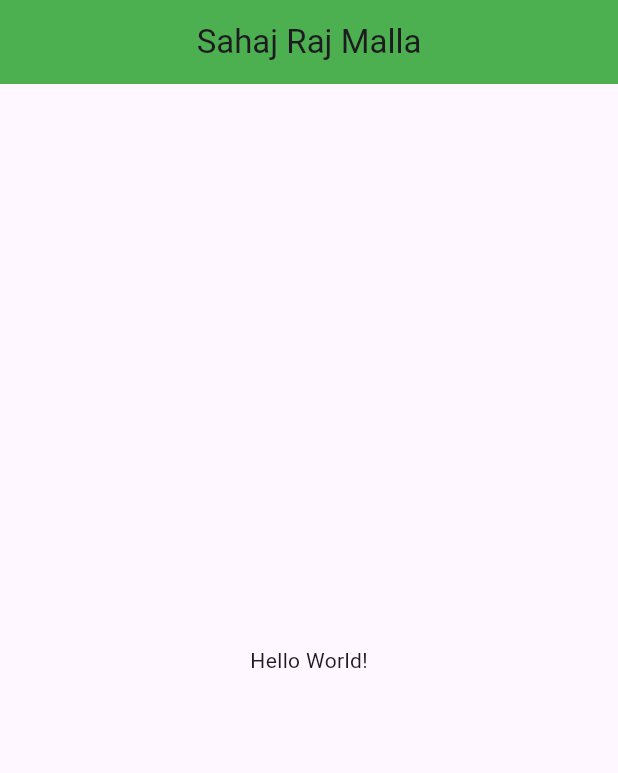
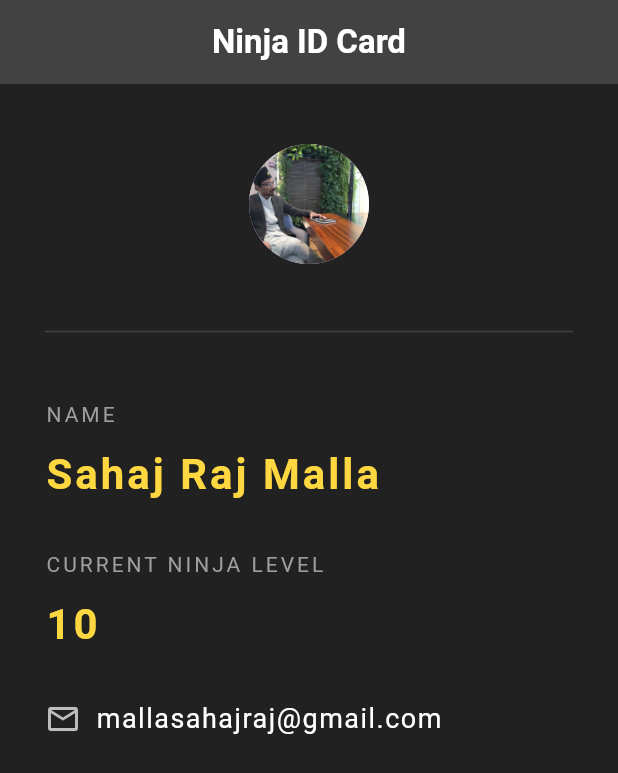
Before and after one commit to sahajrajmalla/my-first-flutter-app, a Flutter app: the screen it shows after launch, on a phone screen of 412 x 824 dp. Shown: the top 773 px of the screen. Run offline on Flutter 3.47's test engine with Material 3 defaults, Android fonts, the phone set to English and light mode, and no system bars.

Commit message:
:tada: working code for my Ninja ID view

```diff
--- a/flickd_app/lib/main.dart
+++ b/flickd_app/lib/main.dart
@@ -1,14 +1,96 @@
 import 'package:flutter/material.dart';
 
 void main() => runApp(MaterialApp(
-  home: Scaffold(
-    appBar: AppBar(
-      title: Text("Sahaj Raj Malla"),
-      centerTitle: true,
-      backgroundColor: Colors.green,
-    ),
-    body: Center(
-      child: Text("Hello World!"),
-    ),
-  )
+  debugShowCheckedModeBanner: false,
+  home: NinjaCard(),
 ));
+
+
+class NinjaCard extends StatelessWidget {
+  @override
+  Widget build(BuildContext context) {
+    return Scaffold(
+      backgroundColor: Colors.grey[900],
+      appBar: AppBar(
+        title: Text(
+          "Ninja ID Card",
+          style: TextStyle(color: Colors.white, fontWeight: FontWeight.bold),
+        ),
+        centerTitle: true,
+        backgroundColor: Colors.grey.shade800,
+        elevation: 0.0,
+      ),
+      body: Padding(
+        padding: EdgeInsets.fromLTRB(30.0, 40.0, 30.0, 0.0),
+        child: Column(
+          crossAxisAlignment: CrossAxisAlignment.start,
+          children: <Widget>[
+            Center(
+              child: CircleAvatar(
+                backgroundImage: AssetImage('assets/pp.jpg'),
+                radius: 40.0,
+              ),
+            ),
+            Divider(
+              height: 90.0,
+                color: Colors.grey[800],
+            ),
+            Text(
+            'NAME',
+            style: TextStyle(
+              color: Colors.grey,
+              letterSpacing: 2.0,
+            ),
+          ),
+            SizedBox(height: 10.0),
+            Text(
+              'Sahaj Raj Malla',
+              style: TextStyle(
+                color: Colors.amberAccent[200],
+                letterSpacing: 2.0,
+                fontSize: 28.0,
+                fontWeight: FontWeight.bold
+              ),
+            ),
+            SizedBox(height: 30.0,),
+            Text(
+              'CURRENT NINJA LEVEL',
+              style: TextStyle(
+                color: Colors.grey,
+                letterSpacing: 2.0,
+              ),
+            ),
+            SizedBox(height: 10.0),
+            Text(
+              '10',
+              style: TextStyle(
+                  color: Colors.amberAccent[200],
+                  letterSpacing: 2.0,
+                  fontSize: 28.0,
+                  fontWeight: FontWeight.bold
+              ),
+            ),
+            SizedBox(height: 30.0,),
+            Row(
+              children: <Widget>[
+                Icon(
+                  Icons.email_outlined,
+                  color: Colors.grey[400],
+                ),
+            SizedBox(height: 10.0, width: 10.0,),
+            Text(
+                'mallasahajraj@gmail.com',
+                style: TextStyle(
+                  color: Colors.white,
+                  fontSize: 18.0,
+                  letterSpacing: 1.0
+                ),
+            ),
+
+              ],
+            )
+          ],
+        ),
+      ));
+  }
+}
--- a/flickd_app/pubspec.yaml
+++ b/flickd_app/pubspec.yaml
@@ -58,9 +58,9 @@ flutter:
   uses-material-design: true
 
   # To add assets to your application, add an assets section, like this:
-  # assets:
-  #   - images/a_dot_burr.jpeg
-  #   - images/a_dot_ham.jpeg
+  assets:
+   - assets/pp.jpg
+
 
   # An image asset can refer to one or more resolution-specific "variants", see
   # https://flutter.dev/to/resolution-aware-images
```
Also changed, not shown: flickd_app/assets/pp.jpg (added).
